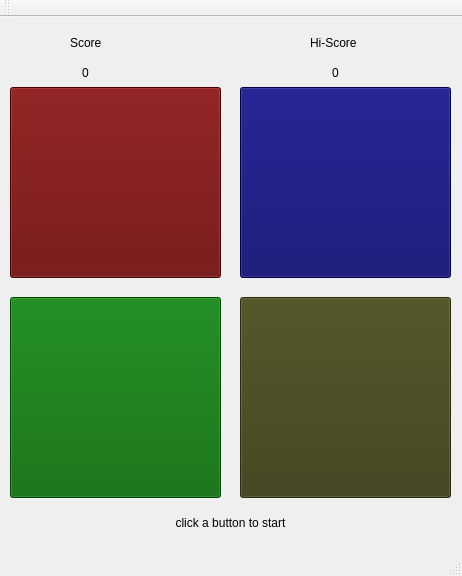
Above: simon_says/mainwindow.ui from jrem090/simon_says before the change. Below: the same form after it.
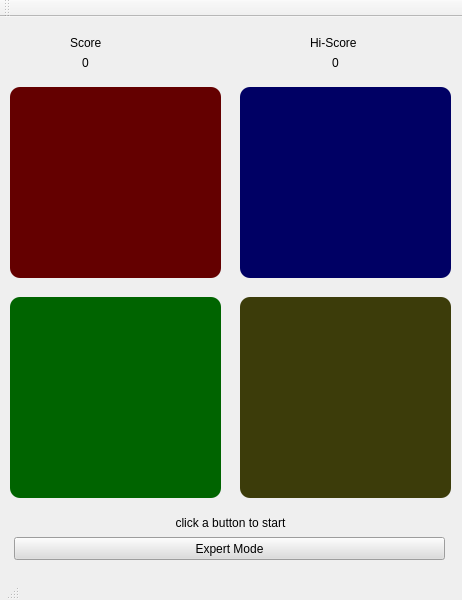
That is the form after the change.

Commit message: added expert button. Include compiled windows code add windows dll for static building

```diff
--- a/simon_says/mainwindow.ui
+++ b/simon_says/mainwindow.ui
@@ -7,13 +7,25 @@
     <x>0</x>
     <y>0</y>
     <width>462</width>
-    <height>576</height>
+    <height>600</height>
    </rect>
   </property>
+  <property name="sizePolicy">
+   <sizepolicy hsizetype="Fixed" vsizetype="Fixed">
+    <horstretch>0</horstretch>
+    <verstretch>0</verstretch>
+   </sizepolicy>
+  </property>
   <property name="windowTitle">
    <string>MainWindow</string>
   </property>
   <widget class="QWidget" name="centralWidget">
+   <property name="sizePolicy">
+    <sizepolicy hsizetype="Fixed" vsizetype="Fixed">
+     <horstretch>0</horstretch>
+     <verstretch>0</verstretch>
+    </sizepolicy>
+   </property>
    <widget class="QPushButton" name="RedButton">
     <property name="geometry">
      <rect>
@@ -26,6 +38,8 @@
     <property name="styleSheet">
      <string notr="true">QPushButton{
 background-color: rgb(100, 0, 0);
+border-width: 5px;
+border-radius: 10px;
 }
 QPushButton:pressed{
 background-color: rgb(255, 0, 0);
@@ -47,6 +61,8 @@
     <property name="styleSheet">
      <string notr="true">QPushButton{
 background-color: rgb(0, 0, 100);
+border-width: 5px;
+border-radius: 10px;
 }
 QPushButton:pressed{
 background-color: rgb(0, 0, 255);
@@ -67,7 +83,9 @@
     </property>
     <property name="styleSheet">
      <string notr="true">QPushButton{
-background-color: rgb(60, 60, 20);
+background-color: rgb(60, 60, 10);
+border-width: 5px;
+border-radius: 10px;
 }
 QPushButton:pressed{
 background-color: rgb(120, 120, 40);
@@ -89,6 +107,8 @@
     <property name="styleSheet">
      <string notr="true">QPushButton{
 background-color: rgb(0, 100, 0);
+border-width: 5px;
+border-radius: 10px;
 }
 QPushButton:pressed{
 background-color: rgb(0,255, 0);
@@ -128,7 +148,7 @@
     <property name="geometry">
      <rect>
       <x>50</x>
-      <y>40</y>
+      <y>30</y>
       <width>71</width>
       <height>31</height>
      </rect>
@@ -144,7 +164,7 @@
     <property name="geometry">
      <rect>
       <x>300</x>
-      <y>40</y>
+      <y>30</y>
       <width>71</width>
       <height>31</height>
      </rect>
@@ -172,6 +192,22 @@
      <set>Qt::AlignCenter</set>
     </property>
    </widget>
+   <widget class="QPushButton" name="mode_button">
+    <property name="geometry">
+     <rect>
+      <x>14</x>
+      <y>520</y>
+      <width>431</width>
+      <height>23</height>
+     </rect>
+    </property>
+    <property name="styleSheet">
+     <string notr="true">background-color: rgb(220, 220, 220);</string>
+    </property>
+    <property name="text">
+     <string>Expert Mode</string>
+    </property>
+   </widget>
   </widget>
   <widget class="QMenuBar" name="menuBar">
    <property name="geometry">
@@ -191,7 +227,14 @@
     <bool>false</bool>
    </attribute>
   </widget>
-  <widget class="QStatusBar" name="statusBar"/>
+  <widget class="QStatusBar" name="statusBar">
+   <property name="sizePolicy">
+    <sizepolicy hsizetype="Fixed" vsizetype="Fixed">
+     <horstretch>0</horstretch>
+     <verstretch>0</verstretch>
+    </sizepolicy>
+   </property>
+  </widget>
  </widget>
  <layoutdefault spacing="6" margin="11"/>
  <resources/>
```
Left out of the diff: 24 changed lines with no effect on the pictures. The commit also changes 99 other files.
